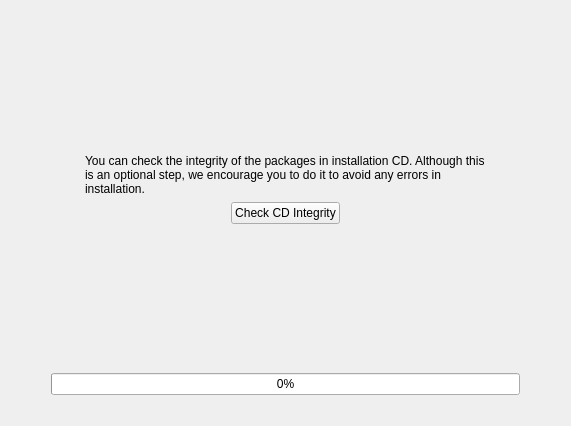
Old version of the form yali4/gui/Ui/checkcdwidget.ui in the repository dadas45li/yali.
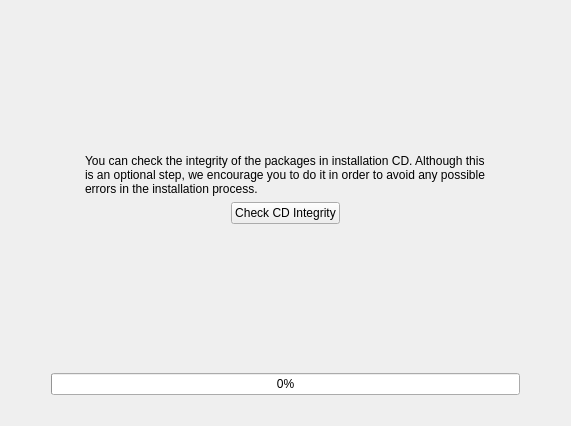
New version of the form. Icons and pictures are not drawn.

```diff
--- a/yali4/gui/Ui/checkcdwidget.ui
+++ b/yali4/gui/Ui/checkcdwidget.ui
@@ -62,9 +62,9 @@
       </widget>
      </item>
      <item>
-      <widget class="QLabel" name="textLabel2">
-       <property name="text">
-        <string>You can check the integrity of the packages in installation CD. Although this is an optional step, we encourage you to do it to avoid any errors in installation.</string>
+      <widget class="QLabel" name="textLabel2" >
+       <property name="text" >
+        <string>You can check the integrity of the packages in installation CD. Although this is an optional step, we encourage you to do it in order to avoid any possible errors in the installation process.</string>
        </property>
        <property name="alignment">
         <set>Qt::AlignVCenter</set>
@@ -237,7 +237,7 @@
    </item>
   </layout>
  </widget>
- <layoutdefault spacing="6" margin="11"/>
+ <layoutdefault spacing="6" margin="11" />
  <pixmapfunction>qPixmapFromMimeSource</pixmapfunction>
  <resources>
   <include location="../../data.qrc"/>
```
Left out of the diff: 129 changed lines with no effect on the pictures.
